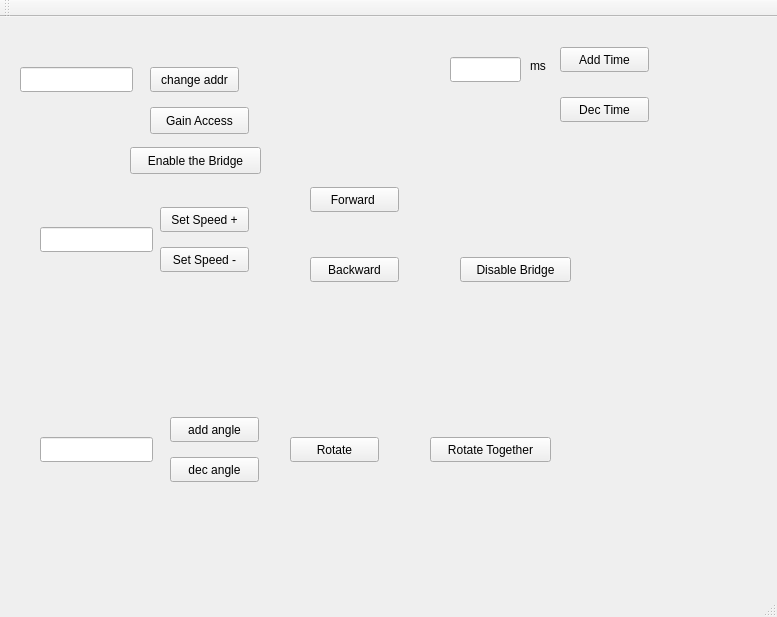
Before: the Qt Designer form WheelManual/mainwindow.ui in CSUAGVTeam/raspberryWheelTest, drawn with Qt 5.
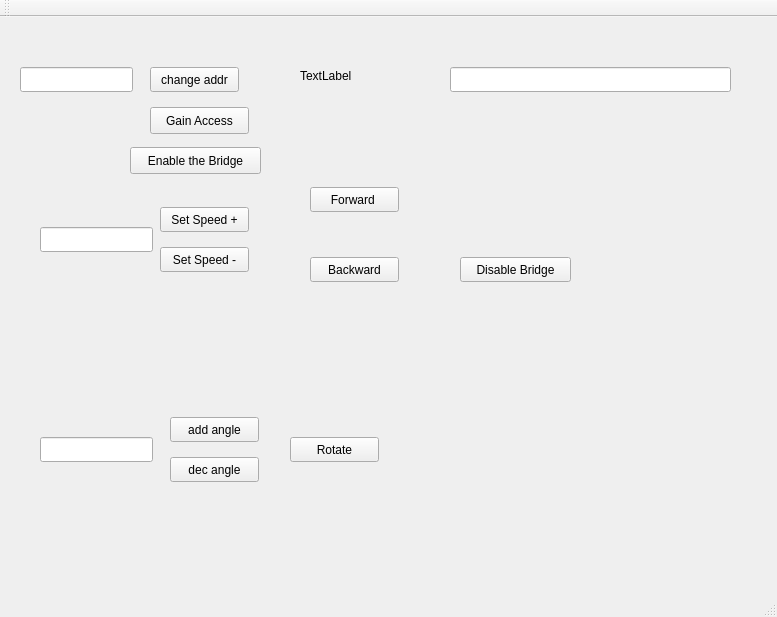
After: the same form once the commit is applied.

What changed in the file:
```diff
--- a/WheelManual/mainwindow.ui
+++ b/WheelManual/mainwindow.ui
@@ -89,6 +89,19 @@
      <string>Set Speed -</string>
     </property>
    </widget>
+   <widget class="QLabel" name="label">
+    <property name="geometry">
+     <rect>
+      <x>300</x>
+      <y>50</y>
+      <width>111</width>
+      <height>17</height>
+     </rect>
+    </property>
+    <property name="text">
+     <string>TextLabel</string>
+    </property>
+   </widget>
    <widget class="QPushButton" name="pushButton">
     <property name="geometry">
      <rect>
@@ -119,8 +132,8 @@
     <property name="geometry">
      <rect>
       <x>450</x>
-      <y>40</y>
-      <width>71</width>
+      <y>50</y>
+      <width>281</width>
       <height>25</height>
      </rect>
     </property>
@@ -197,58 +210,6 @@
      <string>change addr</string>
     </property>
    </widget>
-   <widget class="QLabel" name="label100">
-    <property name="geometry">
-     <rect>
-      <x>530</x>
-      <y>40</y>
-      <width>67</width>
-      <height>17</height>
-     </rect>
-    </property>
-    <property name="text">
-     <string>ms</string>
-    </property>
-   </widget>
-   <widget class="QPushButton" name="addTimeButton">
-    <property name="geometry">
-     <rect>
-      <x>560</x>
-      <y>30</y>
-      <width>89</width>
-      <height>25</height>
-     </rect>
-    </property>
-    <property name="text">
-     <string>Add Time</string>
-    </property>
-   </widget>
-   <widget class="QPushButton" name="decTimeButton">
-    <property name="geometry">
-     <rect>
-      <x>560</x>
-      <y>80</y>
-      <width>89</width>
-      <height>25</height>
-     </rect>
-    </property>
-    <property name="text">
-     <string>Dec Time</string>
-    </property>
-   </widget>
-   <widget class="QPushButton" name="rotateTogetherButton">
-    <property name="geometry">
-     <rect>
-      <x>430</x>
-      <y>420</y>
-      <width>121</width>
-      <height>25</height>
-     </rect>
-    </property>
-    <property name="text">
-     <string>Rotate Together</string>
-    </property>
-   </widget>
   </widget>
   <widget class="QMenuBar" name="menuBar">
    <property name="geometry">
```
Left out of the diff: 2 changed lines with no effect on the pictures.
